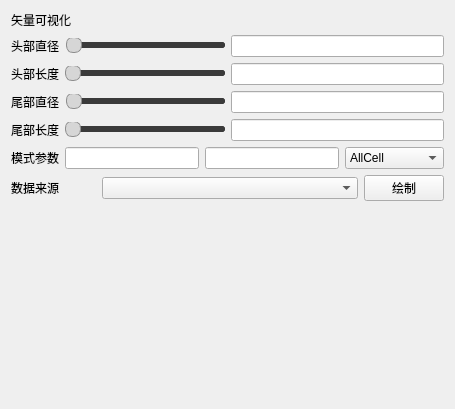
The window that Qt/Resources/UI/igVector.ui (hu-shuhan/editOpeniGame) describes before a commit, drawn with Qt 5.
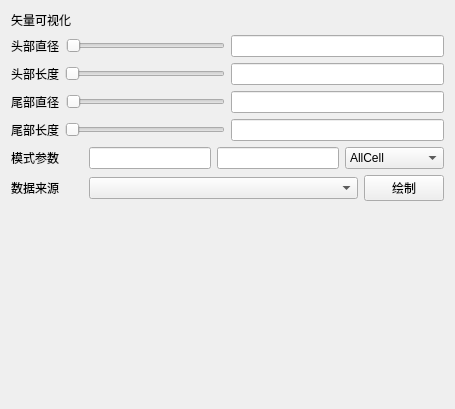
The same window after the commit.

Commit message: 优化矢量场、流场、标量场颜色映射窗口的界面样式与布局,优化滚动条

```diff
--- a/Qt/Resources/UI/igVector.ui
+++ b/Qt/Resources/UI/igVector.ui
@@ -25,34 +25,6 @@
   <property name="windowTitle">
    <string>Form</string>
   </property>
-  <property name="styleSheet">
-   <string notr="true">QSlider::groove:horizontal {
-    background: #2F2F2F;
-    height: 6px;
-    border-radius: 3px;
-}
-QSlider::sub-page:horizontal {
-    background: #C0C0C0;
-    border-radius: 3px;
-}
-QSlider::add-page:horizontal {
-    background: #3A3A3A;
-    border-radius: 3px;
-}
-QSlider::handle:horizontal {
-    background: #D6D6D6;
-    border: 1px solid #8E8E8E;
-    width: 14px;
-    margin: -5px 0;
-    border-radius: 7px;
-}
-QSlider::handle:horizontal:hover {
-    background: #E2E2E2;
-}
-QSlider::handle:horizontal:pressed {
-    background: #B8B8B8;
-}</string>
-  </property>
   <layout class="QVBoxLayout" name="verticalLayout">
    <item>
     <widget class="QLabel" name="label">
@@ -168,6 +140,12 @@
     <layout class="QHBoxLayout" name="horizontalLayout_9">
      <item>
       <widget class="QLabel" name="label_7">
+      <property name="minimumSize">
+       <size>
+        <width>72</width>
+        <height>0</height>
+       </size>
+      </property>
        <property name="text">
         <string>模式参数</string>
        </property>
@@ -201,9 +179,15 @@
     </layout>
    </item>
    <item>
-    <layout class="QHBoxLayout" name="horizontalLayout_7" stretch="1,3,0">
+    <layout class="QHBoxLayout" name="horizontalLayout_7" stretch="0,1,0">
      <item>
       <widget class="QLabel" name="label_6">
+      <property name="minimumSize">
+       <size>
+        <width>72</width>
+        <height>0</height>
+       </size>
+      </property>
        <property name="text">
         <string>数据来源</string>
        </property>
```
The commit also changes 5 other files.
